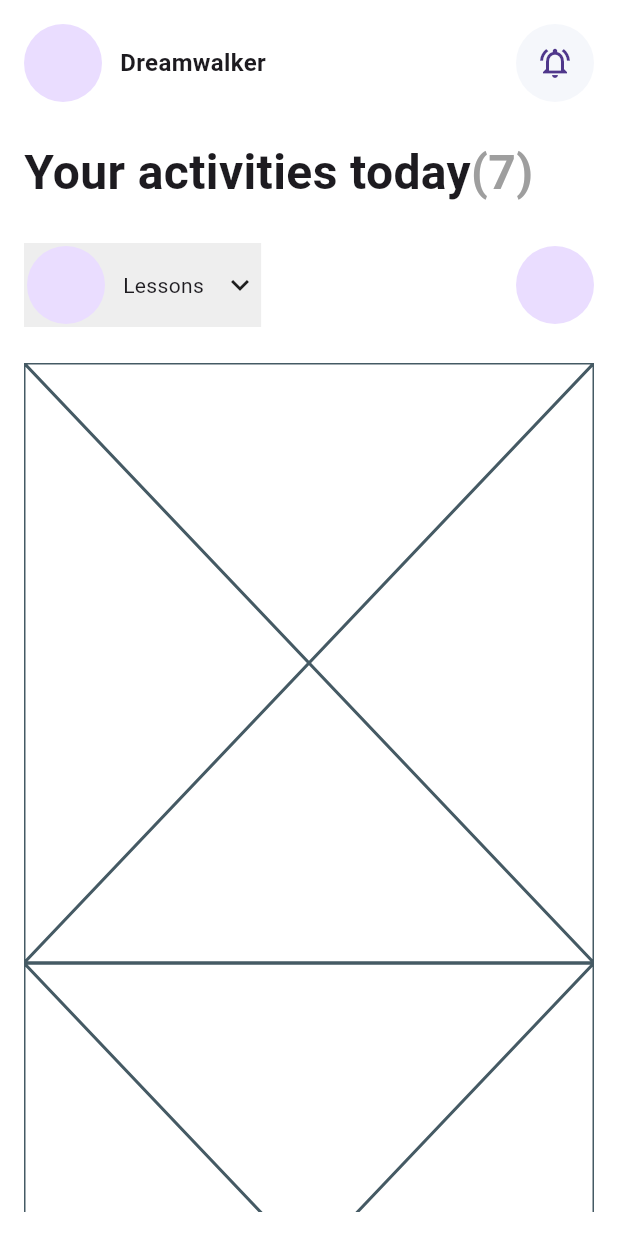
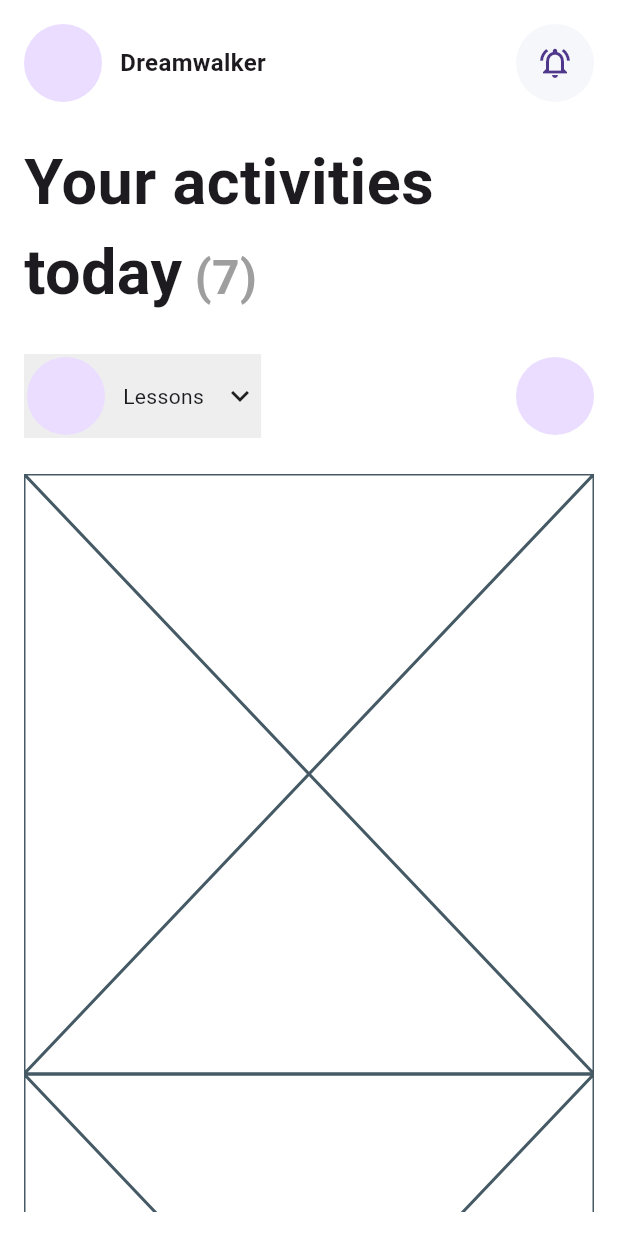
Before and after one commit to JAICHANGPARK/flutter_notebook_chapter_43, a Flutter app: the EducationHomePage screen opened directly, on a phone screen of 412 x 824 dp. Run offline on Flutter 3.47's test engine with Material 3 defaults, Android fonts, the phone set to English and light mode, and no system bars; our stand-ins replace gap, hugeicons, percent_indicator.

Commit message:
Update education_home_page.dart

```diff
--- a/lib/ep2191_education_app/ui/education_home_page.dart
+++ b/lib/ep2191_education_app/ui/education_home_page.dart
@@ -37,7 +37,12 @@ class _EducationHomePageState extends State<EducationHomePage> {
                   ),
                   CircleAvatar(
                     radius: 26,
-                    backgroundColor: Color.fromRGBO(245, 247, 251, 1),
+                    backgroundColor: Color.fromRGBO(
+                      245,
+                      247,
+                      251,
+                      1,
+                    ),
                     child: Icon(
                       Icons.notifications_active_outlined,
                     ),
@@ -50,12 +55,12 @@ class _EducationHomePageState extends State<EducationHomePage> {
                     TextSpan(
                       text: "Your activities today",
                       style: TextStyle(
-                        fontSize: 32,
+                        fontSize: 42,
                         fontWeight: FontWeight.bold,
                       ),
                     ),
                     TextSpan(
-                      text: "(7)",
+                      text: " (7)",
                       style: TextStyle(
                         fontSize: 32,
                         color: Colors.grey,
```
